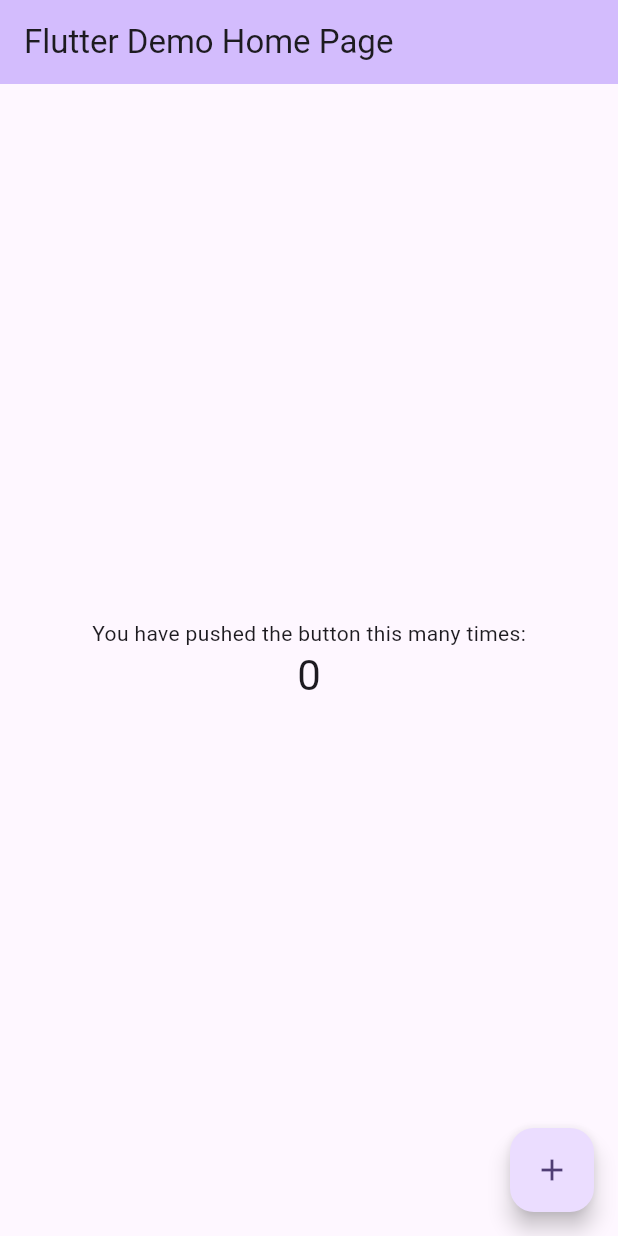
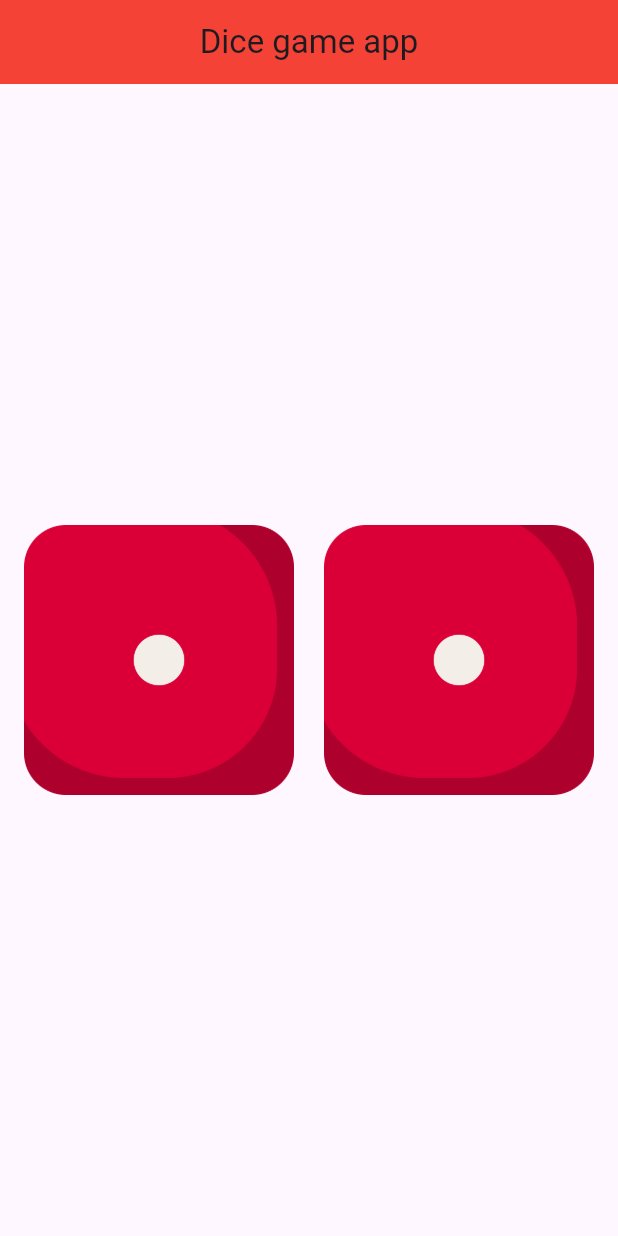
Before and after one commit to se05503/flutter-study, a Flutter app: the screen it shows after launch, on a phone screen of 412 x 824 dp. Run offline on Flutter 3.47's test engine with Material 3 defaults, Android fonts, the phone set to English and light mode, and no system bars.

Commit message:
feat: 두 개의 주사위 탭하기 - 주사위 탭 시 1~6 사이의 랜덤 숫자가 들어있는 이미지 출력

```diff
--- /dev/null
+++ b/dice_game/lib/dice.dart
@@ -0,0 +1,52 @@
+import 'dart:math';
+
+import 'package:flutter/material.dart';
+
+class Dice extends StatefulWidget {
+  const Dice({super.key});
+
+  @override
+  State<Dice> createState() => _DiceState();
+}
+
+class _DiceState extends State<Dice> {
+  int diceNumber = 1;
+  int diceNumber2 = 1;
+
+  void rollingDice() {
+    setState(() {
+      diceNumber = Random().nextInt(6) + 1;
+      diceNumber2 = Random().nextInt(6) + 1;
+    });
+  }
+
+  @override
+  Widget build(BuildContext context) {
+    return Scaffold(
+      appBar: AppBar(
+        title: Text("Dice game app"),
+        backgroundColor: Colors.red,
+        centerTitle: true,
+      ),
+      body: Center(
+        child: GestureDetector(
+          onTap: rollingDice,
+          child: Padding(
+            padding: const EdgeInsets.all(16.0),
+            child: Row(
+              children: [
+                Expanded(
+                  child: Image.asset("images/dice$diceNumber.png", width: 200),
+                ),
+                SizedBox(width: 20),
+                Expanded(
+                  child: Image.asset("images/dice$diceNumber2.png", width: 200),
+                ),
+              ],
+            ),
+          ),
+        ),
+      ),
+    );
+  }
+}
--- a/dice_game/lib/main.dart
+++ b/dice_game/lib/main.dart
@@ -1,122 +1,15 @@
+import 'package:dice_game/dice.dart';
 import 'package:flutter/material.dart';
 
 void main() {
-  runApp(const MyApp());
+  runApp(MyApp());
 }
 
 class MyApp extends StatelessWidget {
   const MyApp({super.key});
 
-  // This widget is the root of your application.
   @override
   Widget build(BuildContext context) {
-    return MaterialApp(
-      title: 'Flutter Demo',
-      theme: ThemeData(
-        // This is the theme of your application.
-        //
-        // TRY THIS: Try running your application with "flutter run". You'll see
-        // the application has a purple toolbar. Then, without quitting the app,
-        // try changing the seedColor in the colorScheme below to Colors.green
-        // and then invoke "hot reload" (save your changes or press the "hot
-        // reload" button in a Flutter-supported IDE, or press "r" if you used
-        // the command line to start the app).
-        //
-        // Notice that the counter didn't reset back to zero; the application
-        // state is not lost during the reload. To reset the state, use hot
-        // restart instead.
-        //
-        // This works for code too, not just values: Most code changes can be
-        // tested with just a hot reload.
-        colorScheme: .fromSeed(seedColor: Colors.deepPurple),
-      ),
-      home: const MyHomePage(title: 'Flutter Demo Home Page'),
-    );
+    return MaterialApp(home: Dice(), debugShowCheckedModeBanner: false);
   }
 }
-
-class MyHomePage extends StatefulWidget {
-  const MyHomePage({super.key, required this.title});
-
-  // This widget is the home page of your application. It is stateful, meaning
-  // that it has a State object (defined below) that contains fields that affect
-  // how it looks.
-
-  // This class is the configuration for the state. It holds the values (in this
-  // case the title) provided by the parent (in this case the App widget) and
-  // used by the build method of the State. Fields in a Widget subclass are
-  // always marked "final".
-
-  final String title;
-
-  @override
-  State<MyHomePage> createState() => _MyHomePageState();
-}
-
-class _MyHomePageState extends State<MyHomePage> {
-  int _counter = 0;
-
-  void _incrementCounter() {
-    setState(() {
-      // This call to setState tells the Flutter framework that something has
-      // changed in this State, which causes it to rerun the build method below
-      // so that the display can reflect the updated values. If we changed
-      // _counter without calling setState(), then the build method would not be
-      // called again, and so nothing would appear to happen.
-      _counter++;
-    });
-  }
-
-  @override
-  Widget build(BuildContext context) {
-    // This method is rerun every time setState is called, for instance as done
-    // by the _incrementCounter method above.
-    //
-    // The Flutter framework has been optimized to make rerunning build methods
-    // fast, so that you can just rebuild anything that needs updating rather
-    // than having to individually change instances of widgets.
-    return Scaffold(
-      appBar: AppBar(
-        // TRY THIS: Try changing the color here to a specific color (to
-        // Colors.amber, perhaps?) and trigger a hot reload to see the AppBar
-        // change color while the other colors stay the same.
-        backgroundColor: Theme.of(context).colorScheme.inversePrimary,
-        // Here we take the value from the MyHomePage object that was created by
-        // the App.build method, and use it to set our appbar title.
-        title: Text(widget.title),
-      ),
-      body: Center(
-        // Center is a layout widget. It takes a single child and positions it
-        // in the middle of the parent.
-        child: Column(
-          // Column is also a layout widget. It takes a list of children and
-          // arranges them vertically. By default, it sizes itself to fit its
-          // children horizontally, and tries to be as tall as its parent.
-          //
-          // Column has various properties to control how it sizes itself and
-          // how it positions its children. Here we use mainAxisAlignment to
-          // center the children vertically; the main axis here is the vertical
-          // axis because Columns are vertical (the cross axis would be
-          // horizontal).
-          //
-          // TRY THIS: Invoke "debug painting" (choose the "Toggle Debug Paint"
-          // action in the IDE, or press "p" in the console), to see the
-          // wireframe for each widget.
-          mainAxisAlignment: .center,
-          children: [
-            const Text('You have pushed the button this many times:'),
-            Text(
-              '$_counter',
-              style: Theme.of(context).textTheme.headlineMedium,
-            ),
-          ],
-        ),
-      ),
-      floatingActionButton: FloatingActionButton(
-        onPressed: _incrementCounter,
-        tooltip: 'Increment',
-        child: const Icon(Icons.add),
-      ),
-    );
-  }
-}
```
